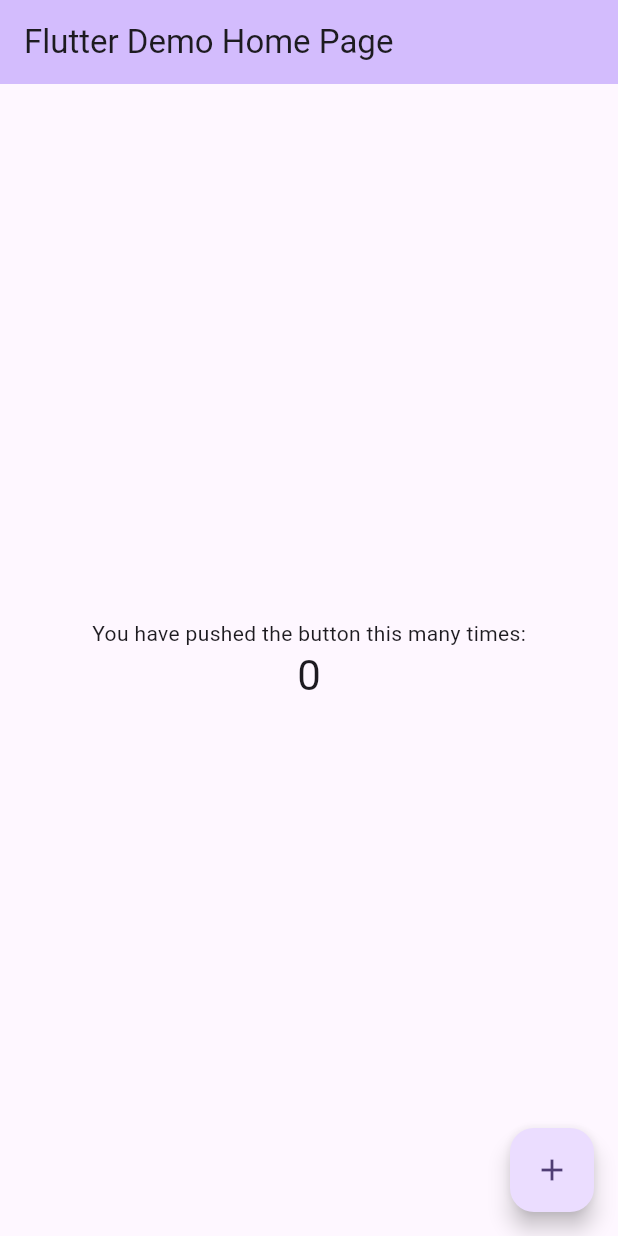
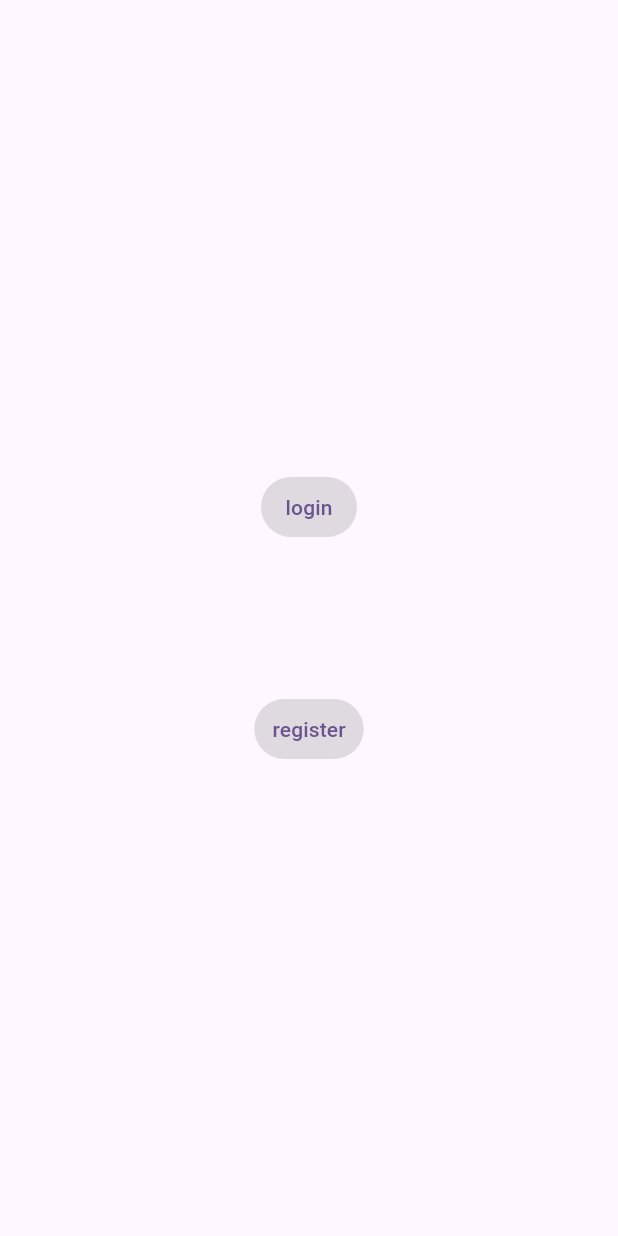
Before and after one commit to HakanEmikk/todo_app, a Flutter app: the screen it shows after launch, on a phone screen of 412 x 824 dp. Run offline on Flutter 3.47's test engine with Material 3 defaults, Android fonts, the phone set to English and light mode, and no system bars; our stand-ins replace get.

Commit message:
todo_app

```diff
--- a/lib/main.dart
+++ b/lib/main.dart
@@ -1,4 +1,8 @@
 import 'package:flutter/material.dart';
+import 'package:todo_app/views/home/home_page.dart';
+import 'package:todo_app/views/login/login_page.dart';
+import 'package:get/get.dart';
+import 'package:todo_app/views/register/register_page.dart';
 
 void main() {
   runApp(const MyApp());
@@ -10,24 +14,14 @@ class MyApp extends StatelessWidget {
   // This widget is the root of your application.
   @override
   Widget build(BuildContext context) {
-    return MaterialApp(
+    return GetMaterialApp(
+      initialRoute: '/',
+      getPages: [
+        GetPage(name: '/login_page', page: () => const LoginPage()),
+        GetPage(name: '/register_page', page: () => const RegisterPage()),
+      ],
       title: 'Flutter Demo',
       theme: ThemeData(
-        // This is the theme of your application.
-        //
-        // TRY THIS: Try running your application with "flutter run". You'll see
-        // the application has a purple toolbar. Then, without quitting the app,
-        // try changing the seedColor in the colorScheme below to Colors.green
-        // and then invoke "hot reload" (save your changes or press the "hot
-        // reload" button in a Flutter-supported IDE, or press "r" if you used
-        // the command line to start the app).
-        //
-        // Notice that the counter didn't reset back to zero; the application
-        // state is not lost during the reload. To reset the state, use hot
-        // restart instead.
-        //
-        // This works for code too, not just values: Most code changes can be
-        // tested with just a hot reload.
         colorScheme: ColorScheme.fromSeed(seedColor: Colors.deepPurple),
         useMaterial3: true,
       ),
@@ -39,15 +33,6 @@ class MyApp extends StatelessWidget {
 class MyHomePage extends StatefulWidget {
   const MyHomePage({super.key, required this.title});
 
-  // This widget is the home page of your application. It is stateful, meaning
-  // that it has a State object (defined below) that contains fields that affect
-  // how it looks.
-
-  // This class is the configuration for the state. It holds the values (in this
-  // case the title) provided by the parent (in this case the App widget) and
-  // used by the build method of the State. Fields in a Widget subclass are
-  // always marked "final".
-
   final String title;
 
   @override
@@ -55,71 +40,8 @@ class MyHomePage extends StatefulWidget {
 }
 
 class _MyHomePageState extends State<MyHomePage> {
-  int _counter = 0;
-
-  void _incrementCounter() {
-    setState(() {
-      // This call to setState tells the Flutter framework that something has
-      // changed in this State, which causes it to rerun the build method below
-      // so that the display can reflect the updated values. If we changed
-      // _counter without calling setState(), then the build method would not be
-      // called again, and so nothing would appear to happen.
-      _counter++;
-    });
-  }
-
   @override
   Widget build(BuildContext context) {
-    // This method is rerun every time setState is called, for instance as done
-    // by the _incrementCounter method above.
-    //
-    // The Flutter framework has been optimized to make rerunning build methods
-    // fast, so that you can just rebuild anything that needs updating rather
-    // than having to individually change instances of widgets.
-    return Scaffold(
-      appBar: AppBar(
-        // TRY THIS: Try changing the color here to a specific color (to
-        // Colors.amber, perhaps?) and trigger a hot reload to see the AppBar
-        // change color while the other colors stay the same.
-        backgroundColor: Theme.of(context).colorScheme.inversePrimary,
-        // Here we take the value from the MyHomePage object that was created by
-        // the App.build method, and use it to set our appbar title.
-        title: Text(widget.title),
-      ),
-      body: Center(
-        // Center is a layout widget. It takes a single child and positions it
-        // in the middle of the parent.
-        child: Column(
-          // Column is also a layout widget. It takes a list of children and
-          // arranges them vertically. By default, it sizes itself to fit its
-          // children horizontally, and tries to be as tall as its parent.
-          //
-          // Column has various properties to control how it sizes itself and
-          // how it positions its children. Here we use mainAxisAlignment to
-          // center the children vertically; the main axis here is the vertical
-          // axis because Columns are vertical (the cross axis would be
-          // horizontal).
-          //
-          // TRY THIS: Invoke "debug painting" (choose the "Toggle Debug Paint"
-          // action in the IDE, or press "p" in the console), to see the
-          // wireframe for each widget.
-          mainAxisAlignment: MainAxisAlignment.center,
-          children: <Widget>[
-            const Text(
-              'You have pushed the button this many times:',
-            ),
-            Text(
-              '$_counter',
-              style: Theme.of(context).textTheme.headlineMedium,
-            ),
-          ],
-        ),
-      ),
-      floatingActionButton: FloatingActionButton(
-        onPressed: _incrementCounter,
-        tooltip: 'Increment',
-        child: const Icon(Icons.add),
-      ), // This trailing comma makes auto-formatting nicer for build methods.
-    );
+    return HomePage();
   }
 }
--- /dev/null
+++ b/lib/views/home/home_controller.dart
@@ -0,0 +1,11 @@
+import 'package:get/get.dart';
+
+class HomeController extends GetxController {
+  void onLoginPressed() {
+    Get.toNamed('/login_page');
+  }
+
+  void onRegisterPressed() {
+    Get.toNamed('/register_page');
+  }
+}
--- /dev/null
+++ b/lib/views/home/home_page.dart
@@ -0,0 +1,32 @@
+import 'package:flutter/material.dart';
+import 'package:get/get.dart';
+import 'package:get/get_core/src/get_main.dart';
+import 'package:todo_app/views/home/home_controller.dart';
+import 'package:todo_app/views/login/login_page.dart';
+import 'package:todo_app/widgets/my_button.dart';
+
+class HomePage extends StatelessWidget {
+  const HomePage({super.key});
+  @override
+  Widget build(BuildContext context) {
+    final controller = Get.put<HomeController>(HomeController());
+
+    return Scaffold(
+      body: Container(
+        width: 5000,
+        child: Column(
+          mainAxisAlignment: MainAxisAlignment.center,
+          crossAxisAlignment: CrossAxisAlignment.center,
+          children: [
+            MyButton(onPressed: controller.onLoginPressed, message: "login"),
+            SizedBox(
+              height: 100,
+            ),
+            MyButton(
+                onPressed: controller.onRegisterPressed, message: "register")
+          ],
+        ),
+      ),
+    );
+  }
+}
--- /dev/null
+++ b/lib/widgets/my_button.dart
@@ -0,0 +1,19 @@
+import 'package:flutter/material.dart';
+
+class MyButton extends StatefulWidget {
+  const MyButton({super.key, required this.onPressed, required this.message});
+  final void Function() onPressed;
+  final String message;
+  @override
+  State<MyButton> createState() => _MyButtonState();
+}
+
+class _MyButtonState extends State<MyButton> {
+  @override
+  Widget build(BuildContext context) {
+    return TextButton(
+        onPressed: widget.onPressed,
+        child: Text(widget.message),
+        style: TextButton.styleFrom(backgroundColor: Colors.black12));
+  }
+}
--- a/pubspec.yaml
+++ b/pubspec.yaml
@@ -35,6 +35,8 @@ dependencies:
   # The following adds the Cupertino Icons font to your application.
   # Use with the CupertinoIcons class for iOS style icons.
   cupertino_icons: ^1.0.8
+  get: ^4.6.6
+  http: ^1.2.2
 
 dev_dependencies:
   flutter_test:
```
Also changed, not shown: lib/models/user_model.dart (added, +38 -0 lines), lib/views/login/login_page.dart (added, +46 -0 lines), lib/views/register/register_page.dart (added, +32 -0 lines), lib/widgets/my_text_form_field.dart (added, +27 -0 lines), pubspec.lock.
